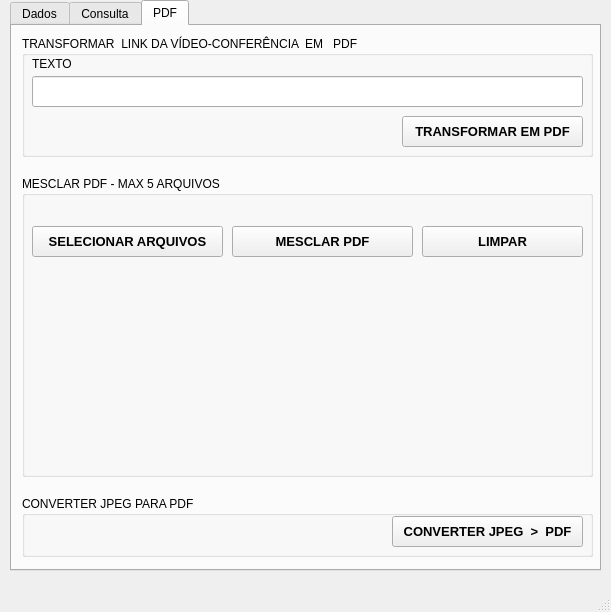
First picture: the form in interface.ui, repository RafaelNegrao/Interface-certificado, before the edit.
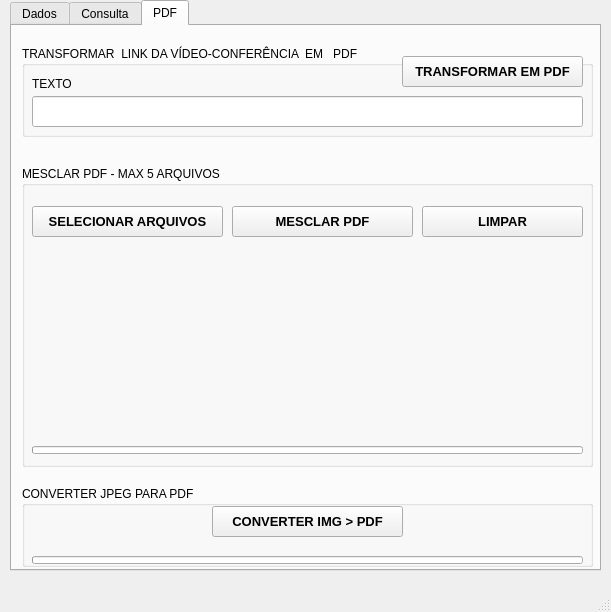
Second picture: the form after the edit. The open tabs and pages were chosen to show the change.

Commit message: Arrumando a aba PDF

The edit to the form file:
```diff
--- a/interface.ui
+++ b/interface.ui
@@ -1348,9 +1348,9 @@
       <property name="geometry">
        <rect>
         <x>10</x>
-        <y>10</y>
+        <y>20</y>
         <width>571</width>
-        <height>121</height>
+        <height>91</height>
        </rect>
       </property>
       <property name="title">
@@ -1360,7 +1360,7 @@
        <property name="geometry">
         <rect>
          <x>10</x>
-         <y>20</y>
+         <y>30</y>
          <width>181</width>
          <height>16</height>
         </rect>
@@ -1373,7 +1373,7 @@
        <property name="geometry">
         <rect>
          <x>380</x>
-         <y>80</y>
+         <y>10</y>
          <width>181</width>
          <height>31</height>
         </rect>
@@ -1397,7 +1397,7 @@
        <property name="geometry">
         <rect>
          <x>10</x>
-         <y>40</y>
+         <y>50</y>
          <width>551</width>
          <height>31</height>
         </rect>
@@ -1422,7 +1422,7 @@
       <property name="geometry">
        <rect>
         <x>10</x>
-        <y>150</y>
+        <y>140</y>
         <width>571</width>
         <height>301</height>
        </rect>
@@ -1434,7 +1434,7 @@
        <property name="geometry">
         <rect>
          <x>210</x>
-         <y>50</y>
+         <y>40</y>
          <width>181</width>
          <height>31</height>
         </rect>
@@ -1463,7 +1463,7 @@
          <x>10</x>
          <y>120</y>
          <width>101</width>
-         <height>141</height>
+         <height>121</height>
         </rect>
        </property>
        <property name="styleSheet">
@@ -1479,7 +1479,7 @@
          <x>230</x>
          <y>120</y>
          <width>101</width>
-         <height>141</height>
+         <height>121</height>
         </rect>
        </property>
        <property name="styleSheet">
@@ -1495,7 +1495,7 @@
          <x>120</x>
          <y>120</y>
          <width>101</width>
-         <height>141</height>
+         <height>121</height>
         </rect>
        </property>
        <property name="styleSheet">
@@ -1511,7 +1511,7 @@
          <x>450</x>
          <y>120</y>
          <width>101</width>
-         <height>141</height>
+         <height>121</height>
         </rect>
        </property>
        <property name="styleSheet">
@@ -1527,7 +1527,7 @@
          <x>340</x>
          <y>120</y>
          <width>101</width>
-         <height>141</height>
+         <height>121</height>
         </rect>
        </property>
        <property name="styleSheet">
@@ -1541,7 +1541,7 @@
        <property name="geometry">
         <rect>
          <x>10</x>
-         <y>50</y>
+         <y>40</y>
          <width>191</width>
          <height>31</height>
         </rect>
@@ -1568,7 +1568,7 @@
        <property name="geometry">
         <rect>
          <x>400</x>
-         <y>50</y>
+         <y>40</y>
          <width>161</width>
          <height>31</height>
         </rect>
@@ -1591,14 +1591,38 @@
         <string>LIMPAR</string>
        </property>
       </widget>
+      <widget class="QProgressBar" name="barra_progresso_mesclar">
+       <property name="geometry">
+        <rect>
+         <x>10</x>
+         <y>280</y>
+         <width>551</width>
+         <height>8</height>
+        </rect>
+       </property>
+       <property name="font">
+        <font>
+         <pointsize>11</pointsize>
+        </font>
+       </property>
+       <property name="value">
+        <number>0</number>
+       </property>
+       <property name="alignment">
+        <set>Qt::AlignCenter</set>
+       </property>
+       <property name="format">
+        <string/>
+       </property>
+      </widget>
      </widget>
      <widget class="QGroupBox" name="groupBox_2">
       <property name="geometry">
        <rect>
         <x>10</x>
-        <y>470</y>
+        <y>460</y>
         <width>571</width>
-        <height>61</height>
+        <height>81</height>
        </rect>
       </property>
       <property name="title">
@@ -1607,7 +1631,7 @@
       <widget class="QPushButton" name="botao_converter_jpgPDF">
        <property name="geometry">
         <rect>
-         <x>370</x>
+         <x>190</x>
          <y>20</y>
          <width>191</width>
          <height>31</height>
@@ -1628,7 +1652,31 @@
         <string notr="true"/>
        </property>
        <property name="text">
-        <string>CONVERTER JPEG  &gt;  PDF</string>
+        <string>CONVERTER IMG &gt; PDF</string>
+       </property>
+      </widget>
+      <widget class="QProgressBar" name="barra_progresso_jpg">
+       <property name="geometry">
+        <rect>
+         <x>10</x>
+         <y>70</y>
+         <width>551</width>
+         <height>8</height>
+        </rect>
+       </property>
+       <property name="font">
+        <font>
+         <pointsize>11</pointsize>
+        </font>
+       </property>
+       <property name="value">
+        <number>0</number>
+       </property>
+       <property name="alignment">
+        <set>Qt::AlignCenter</set>
+       </property>
+       <property name="format">
+        <string/>
        </property>
       </widget>
      </widget>
```
Left out of the diff: 31 changed lines with no effect on the pictures. The commit also changes 2 other files.
